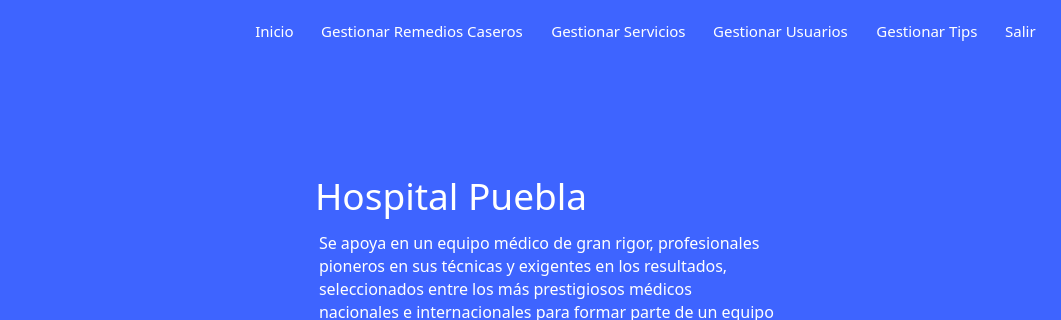
This is hospital-Core/Widgets/Administrador/administrador_landpage.ui in MrDanielG/Hospital-SCRUM as Qt 5 draws it before an edit; both pictures show x 305 to 1366 and y 0 to 320 of the 1366 by 750 pixel window. The edited form follows.
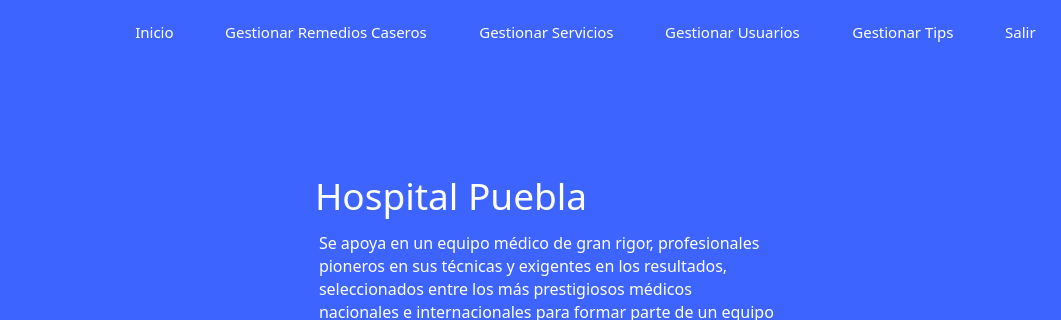
This is the edited form. Icons and pictures are not drawn.

```diff
--- a/hospital-Core/Widgets/Administrador/administrador_landpage.ui
+++ b/hospital-Core/Widgets/Administrador/administrador_landpage.ui
@@ -51,10 +51,10 @@
   <widget class="QWidget" name="layoutWidget">
    <property name="geometry">
     <rect>
-     <x>560</x>
+     <x>440</x>
      <y>20</y>
-     <width>781</width>
-     <height>22</height>
+     <width>901</width>
+     <height>24</height>
     </rect>
    </property>
    <layout class="QHBoxLayout" name="menu_layout">
```
